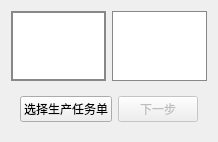
Old version of the form forms/import_page.ui in the repository ByteKnight-X/LineControlRobot.
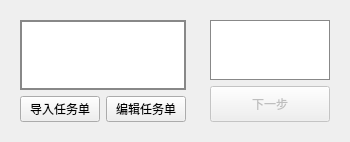
New version of the form.

Commit message: Revised import_page.

The edit to the form file:
```diff
--- a/forms/import_page.ui
+++ b/forms/import_page.ui
@@ -2,73 +2,83 @@
 <ui version="4.0">
     <class>ImportPage</class>
     <widget class="QWidget" name="ImportPage">
-        <layout class="QVBoxLayout" name="importLayout">
-            <!-- Info Panel -->
-            <item stretch="10">
-                <layout class="QHBoxLayout" name="topImportLayout">
+  <layout class="QHBoxLayout" name="mainHorizontalLayout">
+   <!-- 任务书编辑栏 (left, stretch = 1) -->
                     <item stretch="1">
+    <widget class="QWidget" name="taskPanel">
+     <layout class="QVBoxLayout" name="taskVerticalLayout">
+      <!-- 上栏: 可滚动文本框  (stretch 10) -->
+      <item stretch="10">
                         <widget class="QScrollArea" name="instructionsScroll">
+        <property name="widgetResizable"><bool>true</bool></property>
                             <property name="styleSheet">
-                                <string>border: 1px solid #888888; background-color: white;</string>
-                            </property>
-                            <property name="widgetResizable">
-                                <bool>true</bool>
-                            </property>
-                            <!-- ensure the scroll area itself expands both directions -->
-                            <property name="sizePolicy">
-                                <sizepolicy hsizetype="Expanding" vsizetype="Expanding">
-                                    <horstretch>1</horstretch>
-                                    <verstretch>1</verstretch>
-                                </sizepolicy>
+         <string>border:1px solid #888888; background-color:white;</string>
                             </property>
                             <widget class="QWidget" name="instructionsWidget">
-                                <!-- make the inner widget also Expanding so QScrollArea reports a large sizeHint -->
                                 <property name="sizePolicy">
                                     <sizepolicy hsizetype="Expanding" vsizetype="Expanding">
-                                        <horstretch>1</horstretch>
-                                        <verstretch>1</verstretch>
+           <horstretch>1</horstretch><verstretch>1</verstretch>
                                     </sizepolicy>
                                 </property>
                                 <layout class="QFormLayout" name="instructionsFormLayout"/>
                             </widget>
                         </widget>
                     </item>
-
+      <!-- 下栏: 按钮 (stretch 1) -->
                     <item stretch="1">
-                        <widget class="QLabel" name="patternDesign">
-                            <property name="styleSheet">
-                                <string>border: 1px solid #888888; background-color: white;</string>
-                            </property>
-                            <!-- make the label explicitly Expanding with same stretch factors -->
-                            <property name="sizePolicy">
-                                <sizepolicy hsizetype="Expanding" vsizetype="Expanding">
-                                    <horstretch>1</horstretch>
-                                    <verstretch>1</verstretch>
-                                </sizepolicy>
-                            </property>
-                            <!-- optional: allow label to scale contents when pixmap set -->
-                            <property name="scaledContents">
-                                <bool>false</bool>
-                            </property>
-                        </widget>
-                    </item>
-                </layout> 
-            </item>
-
-            <!-- Control Panel -->
+       <layout class="QHBoxLayout" name="taskButtonsLayout">
             <item stretch="1">
-                <widget class="QWidget" name="controlPanel">
-                    <layout class="QHBoxLayout" name="controlLayout">
-                        <item>
                             <widget class="QPushButton" name="btnSelectTask">
-                                <property name="text"><string>选择生产任务单</string></property>
-                            </widget>
-                        </item>
+          <property name="text"><string>导入任务单</string></property>
+          <property name="minimumHeight"><number>32</number></property>
+         </widget>
+        </item>
+        <item stretch="1">
+         <widget class="QPushButton" name="btnEditTask">
+          <property name="text"><string>编辑任务单</string></property>
+          <property name="minimumHeight"><number>32</number></property>
+         </widget>
+        </item>
+       </layout>
+      </item>
+     </layout>
+    </widget>
+   </item>
+   <!-- 设计图案预览栏 (right, stretch = 2) -->
+   <item stretch="2">
+    <widget class="QWidget" name="designPanel">
+     <layout class="QVBoxLayout" name="designVerticalLayout">
+      <!-- 上栏: SVG预览 (stretch 10) -->
+      <item stretch="10">
+       <widget class="QLabel" name="patternDesign">
+        <property name="styleSheet">
+         <string>border:1px solid #888888; background-color:white;</string>
+        </property>
+        <property name="alignment"><set>Qt::AlignCenter</set></property>
+        <property name="scaledContents"><bool>false</bool></property>
+        <property name="text"><string/></property>
+        <property name="sizePolicy">
+         <sizepolicy hsizetype="Expanding" vsizetype="Expanding">
+          <horstretch>0</horstretch><verstretch>0</verstretch>
+         </sizepolicy>
+        </property>
+       </widget>
+      </item>
+      <!-- 下栏: 下一步按钮 (stretch 1) -->
+      <item stretch="1">
+       <layout class="QHBoxLayout" name="nextButtonLayout">
+        <property name="spacing"><number>0</number></property>
+        <property name="alignment"><set>Qt::AlignHCenter</set></property>
                         <item>
-                            <widget class="QPushButton" name="btnStartLayering">
+         <widget class="QPushButton" name="btnNextStep">
                                 <property name="text"><string>下一步</string></property>
                                 <property name="enabled"><bool>false</bool></property>
-                            </widget>
+          <property name="minimumSize">
+           <size><width>120</width><height>36</height></size>
+          </property>
+         </widget>
+        </item>
+       </layout>
                         </item>
                     </layout>
                 </widget>
```
Lines whose indentation alone changed are shown as unchanged. The commit also changes 14 other files.
